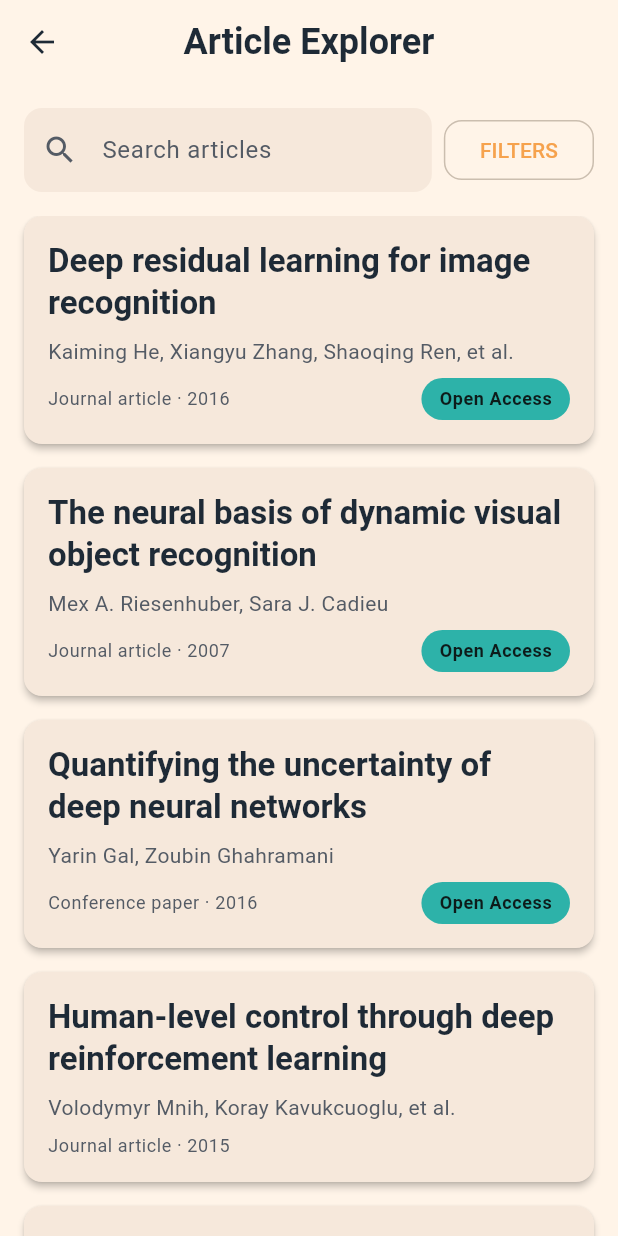
After one commit to MateoManolio/artemis_app, a Flutter app: the ArticlesPage screen opened by its route, on a phone screen of 412 x 824 dp. The commit adds this screen. Run offline on Flutter 3.47's test engine with Material 3 defaults, Android fonts, the light colour scheme and no system bars; our stand-ins replace flutter_riverpod, go_router, riverpod_annotation; generated files the repository leaves out were written again.

Commit message:
:lipstick: article page created

```diff
--- a/lib/src/config/route/app_router.dart
+++ b/lib/src/config/route/app_router.dart
@@ -4,7 +4,7 @@ import 'package:riverpod_annotation/riverpod_annotation.dart';
 import '../../presentation/pages/home/home_page.dart';
 import '../../presentation/pages/login/login_page.dart';
 import '../../presentation/pages/details/details_page.dart';
-import '../../presentation/pages/favorites/favorites_page.dart';
+import '../../presentation/pages/articles/articles_page.dart';
 import '../../presentation/pages/settings/settings_page.dart';
 
 part 'app_router.g.dart';
@@ -30,9 +30,9 @@ GoRouter appRouter(Ref ref) {
         builder: (context, state) => const DetailsPage(),
       ),
       GoRoute(
-        path: FavoritesPage.routeName,
+        path: ArticlesPage.routeName,
         name: 'favorites',
-        builder: (context, state) => const FavoritesPage(),
+        builder: (context, state) => const ArticlesPage(),
       ),
       GoRoute(
         path: SettingsPage.routeName,
--- /dev/null
+++ b/lib/src/presentation/pages/articles/articles_page.dart
@@ -0,0 +1,75 @@
+import 'package:flutter/material.dart';
+import 'package:go_router/go_router.dart';
+import 'widgets/articles_header.dart';
+import 'widgets/articles_list.dart';
+
+class ArticlesPage extends StatefulWidget {
+  static const String routeName = '/articles';
+
+  const ArticlesPage({super.key});
+
+  @override
+  State<ArticlesPage> createState() => _ArticlesPageState();
+}
+
+class _ArticlesPageState extends State<ArticlesPage> {
+  final TextEditingController _searchController = TextEditingController();
+
+  void _onSearchChanged(String query) {
+    // TODO: Implement search filtering
+  }
+
+  void _onFiltersPressed() {
+    // TODO: Implement filter modal
+  }
+
+  void _onArticleTap(int index) {
+    // Navigate to article details
+    context.push('/details');
+  }
+
+  @override
+  void dispose() {
+    _searchController.dispose();
+    super.dispose();
+  }
+
+  @override
+  Widget build(BuildContext context) {
+    final theme = Theme.of(context);
+    final colorScheme = theme.colorScheme;
+
+    return Scaffold(
+      appBar: AppBar(
+        title: Text(
+          'Article Explorer',
+          style: theme.textTheme.headlineSmall?.copyWith(
+            fontWeight: FontWeight.bold,
+            color: colorScheme.onSurface,
+          ),
+        ),
+        leading: IconButton(
+          icon: const Icon(Icons.arrow_back),
+          onPressed: () => context.pop(),
+        ),
+      ),
+      body: Column(
+        children: [
+          Padding(
+            padding: const EdgeInsets.all(16),
+            child: ArticlesHeader(
+              searchController: _searchController,
+              onSearchChanged: _onSearchChanged,
+              onFiltersPressed: _onFiltersPressed,
+            ),
+          ),
+          Expanded(
+            child: ArticlesList(
+              onArticleTap: _onArticleTap,
+            ),
+          ),
+        ],
+      ),
+    );
+  }
+}
--- /dev/null
+++ b/lib/src/presentation/pages/articles/widgets/article_card.dart
@@ -0,0 +1,87 @@
+import 'package:flutter/material.dart';
+
+class ArticleCard extends StatelessWidget {
+  const ArticleCard({
+    super.key,
+    required this.title,
+    required this.authors,
+    required this.type,
+    required this.year,
+    this.isOpenAccess = false,
+    this.onTap,
+  });
+
+  final String title;
+  final String authors;
+  final String type;
+  final int year;
+  final bool isOpenAccess;
+  final VoidCallback? onTap;
+
+  @override
+  Widget build(BuildContext context) {
+    final theme = Theme.of(context);
+    final colorScheme = theme.colorScheme;
+
+    return Card(
+      margin: const EdgeInsets.only(bottom: 16),
+      color: colorScheme.surfaceContainer,
+      child: InkWell(
+        onTap: onTap,
+        borderRadius: BorderRadius.circular(12),
+        child: Padding(
+          padding: const EdgeInsets.all(16),
+          child: Column(
+            crossAxisAlignment: CrossAxisAlignment.start,
+            children: [
+              Text(
+                title,
+                style: theme.textTheme.titleLarge?.copyWith(
+                  fontWeight: FontWeight.bold,
+                  color: colorScheme.onSurface,
+                ),
+              ),
+              const SizedBox(height: 8),
+              Text(
+                authors,
+                style: theme.textTheme.bodyMedium?.copyWith(
+                  color: colorScheme.onSurfaceVariant,
+                ),
+              ),
+              const SizedBox(height: 8),
+              Row(
+                children: [
+                  Text(
+                    '$type · $year',
+                    style: theme.textTheme.bodySmall?.copyWith(
+                      color: colorScheme.onSurfaceVariant,
+                    ),
+                  ),
+                  const Spacer(),
+                  if (isOpenAccess)
+                    Container(
+                      padding: const EdgeInsets.symmetric(
+                        horizontal: 12,
+                        vertical: 6,
+                      ),
+                      decoration: BoxDecoration(
+                        color: colorScheme.tertiary,
+                        borderRadius: BorderRadius.circular(20),
+                      ),
+                      child: Text(
+                        'Open Access',
+                        style: theme.textTheme.bodySmall?.copyWith(
+                          color: colorScheme.onTertiary,
+                          fontWeight: FontWeight.w600,
+                        ),
+                      ),
+                    ),
+                ],
+              ),
+            ],
+          ),
+        ),
+      ),
+    );
+  }
+}
--- /dev/null
+++ b/lib/src/presentation/pages/articles/widgets/articles_header.dart
@@ -0,0 +1,44 @@
+import 'package:flutter/material.dart';
+import 'articles_search_bar.dart';
+
+class ArticlesHeader extends StatelessWidget {
+  const ArticlesHeader({
+    super.key,
+    this.onSearchChanged,
+    this.searchController,
+    this.onFiltersPressed,
+  });
+
+  final ValueChanged<String>? onSearchChanged;
+  final TextEditingController? searchController;
+  final VoidCallback? onFiltersPressed;
+
+  @override
+  Widget build(BuildContext context) {
+    return Column(
+      crossAxisAlignment: CrossAxisAlignment.start,
+      children: [
+        Row(
+          children: [
+            Expanded(
+              child: ArticlesSearchBar(
+                controller: searchController,
+                onChanged: onSearchChanged,
+              ),
+            ),
+            const SizedBox(width: 8),
+            OutlinedButton(
+              onPressed: onFiltersPressed,
+              style: OutlinedButton.styleFrom(
+                shape: RoundedRectangleBorder(
+                  borderRadius: BorderRadius.circular(12),
+                ),
+              ),
+              child: const Text('FILTERS'),
+            ),
+          ],
+        ),
+      ],
+    );
+  }
+}
--- /dev/null
+++ b/lib/src/presentation/pages/articles/widgets/articles_list.dart
@@ -0,0 +1,80 @@
+import 'package:flutter/material.dart';
+import 'article_card.dart';
+
+class ArticlesList extends StatelessWidget {
+  const ArticlesList({super.key, required this.onArticleTap});
+
+  final ValueChanged<int> onArticleTap;
+
+  // Mock data - in a real app, this would come from a provider or state manager
+  static const _articles = [
+    {
+      'title': 'Deep residual learning for image recognition',
+      'authors': 'Kaiming He, Xiangyu Zhang, Shaoqing Ren, et al.',
+      'type': 'Journal article',
+      'year': 2016,
+      'isOpenAccess': true,
+    },
+    {
+      'title': 'The neural basis of dynamic visual object recognition',
+      'authors': 'Mex A. Riesenhuber, Sara J. Cadieu',
+      'type': 'Journal article',
+      'year': 2007,
+      'isOpenAccess': true,
+    },
+    {
+      'title': 'Quantifying the uncertainty of deep neural networks',
+      'authors': 'Yarin Gal, Zoubin Ghahramani',
+      'type': 'Conference paper',
+      'year': 2016,
+      'isOpenAccess': true,
+    },
+    {
+      'title': 'Human-level control through deep reinforcement learning',
+      'authors': 'Volodymyr Mnih, Koray Kavukcuoglu, et al.',
+      'type': 'Journal article',
+      'year': 2015,
+      'isOpenAccess': false,
+    },
+    {
+      'title': 'Attention is all you need',
+      'authors': 'Ashish Vaswani, Noam Shazeer, et al.',
+      'type': 'Conference paper',
+      'year': 2017,
+      'isOpenAccess': true,
+    },
+    {
+      'title': 'BERT: Pre-training of deep bidirectional transformers',
+      'authors': 'Jacob Devlin, Ming-Wei Chang, et al.',
+      'type': 'Conference paper',
+      'year': 2019,
+      'isOpenAccess': false,
+    },
+    {
+      'title': 'EfficientNet: Rethinking model scaling for convolutional neural networks',
+      'authors': 'Mingxing Tan, Quoc V. Le',
+      'type': 'Conference paper',
+      'year': 2019,
+      'isOpenAccess': true,
+    },
+  ];
+
+  @override
+  Widget build(BuildContext context) {
+    return ListView.builder(
+      padding: const EdgeInsets.symmetric(horizontal: 16),
+      itemCount: _articles.length,
+      itemBuilder: (context, index) {
+        final article = _articles[index];
+        return ArticleCard(
+          title: article['title'] as String,
+          authors: article['authors'] as String,
+          type: article['type'] as String,
+          year: article['year'] as int,
+          isOpenAccess: article['isOpenAccess'] as bool,
+          onTap: () => onArticleTap(index),
+        );
+      },
+    );
+  }
+}
--- /dev/null
+++ b/lib/src/presentation/pages/articles/widgets/articles_search_bar.dart
@@ -0,0 +1,44 @@
+import 'package:flutter/material.dart';
+
+class ArticlesSearchBar extends StatelessWidget {
+  const ArticlesSearchBar({
+    super.key,
+    this.onChanged,
+    this.controller,
+  });
+
+  final ValueChanged<String>? onChanged;
+  final TextEditingController? controller;
+
+  @override
+  Widget build(BuildContext context) {
+    final theme = Theme.of(context);
+    final colorScheme = theme.colorScheme;
+
+    return TextField(
+      controller: controller,
+      onChanged: onChanged,
+      decoration: InputDecoration(
+        hintText: 'Search articles',
+        prefixIcon: const Icon(Icons.search),
+        filled: true,
+        fillColor: colorScheme.surfaceContainer,
+        border: OutlineInputBorder(
+          borderRadius: BorderRadius.circular(12),
+          borderSide: BorderSide.none,
+        ),
+        enabledBorder: OutlineInputBorder(
+          borderRadius: BorderRadius.circular(12),
+          borderSide: BorderSide.none,
+        ),
+        focusedBorder: OutlineInputBorder(
+          borderRadius: BorderRadius.circular(12),
+          borderSide: BorderSide(
+            color: colorScheme.primary,
+            width: 2,
+          ),
+        ),
+      ),
+    );
+  }
+}
--- a/lib/src/presentation/pages/details/widgets/metric_card.dart
+++ b/lib/src/presentation/pages/details/widgets/metric_card.dart
@@ -4,7 +4,7 @@ class MetricCard extends StatelessWidget {
   final String label;
   final String value;
 
-  static const double _cardHeight = 80.0;
+  static const double _cardHeight = 90.0;
   static const double _padding = 16.0;
   static const double _spacing = 8.0;
 
--- a/lib/src/presentation/pages/favorites/favorites_page.dart
+++ /dev/null
@@ -1,48 +0,0 @@
-import 'package:flutter/material.dart';
-import 'package:go_router/go_router.dart';
-
-class FavoritesPage extends StatelessWidget {
-  static const String routeName = '/favorites';
-  const FavoritesPage({super.key});
-
-  @override
-  Widget build(BuildContext context) {
-    return Scaffold(
-      appBar: AppBar(
-        title: const Text('Favoritos'),
-        leading: IconButton(
-          icon: const Icon(Icons.arrow_back),
-          onPressed: () => context.go('/home'),
-        ),
-      ),
-      body: const Center(
-        child: Column(
-          mainAxisAlignment: MainAxisAlignment.center,
-          children: [
-            Icon(
-              Icons.favorite,
-              size: 80,
-              color: Colors.red,
-            ),
-            SizedBox(height: 24),
-            Text(
-              'Página de Favoritos',
-              style: TextStyle(
-                fontSize: 24,
-                fontWeight: FontWeight.bold,
-              ),
-            ),
-            SizedBox(height: 16),
-            Text(
-              'Funcionalidad en desarrollo',
-              style: TextStyle(
-                fontSize: 16,
-                color: Colors.grey,
-              ),
-            ),
-          ],
-        ),
-      ),
-    );
-  }
-}
--- a/lib/src/presentation/pages/home/widgets/new_ideas.dart
+++ b/lib/src/presentation/pages/home/widgets/new_ideas.dart
@@ -1,4 +1,5 @@
 import 'package:flutter/material.dart';
+import 'package:go_router/go_router.dart';
 
 class NewIdeas extends StatelessWidget {
   const NewIdeas({super.key});
@@ -19,6 +20,9 @@ class NewIdeas extends StatelessWidget {
           borderRadius: BorderRadius.circular(borderRadius),
         ),
         color: cardColor,
+        child: InkWell(
+          onTap: () => context.push('/articles'),
+          borderRadius: BorderRadius.circular(borderRadius),
           child: Padding(
             padding: const EdgeInsets.all(padding),
             child: Row(
@@ -28,7 +32,7 @@ class NewIdeas extends StatelessWidget {
                   width: iconSize,
                   height: iconSize,
                   decoration: BoxDecoration(
-                  color: Colors.white.withOpacity(0.3),
+                    color: Colors.white.withValues(alpha: 0.3),
                     borderRadius: BorderRadius.circular(8),
                   ),
                   child: Center(
@@ -71,6 +75,7 @@ class NewIdeas extends StatelessWidget {
             ),
           ),
         ),
+      ),
     );
   }
 }
```
Also changed, not shown: lib/src/config/route/app_router.g.dart. Lines whose indentation alone changed are shown as unchanged.
